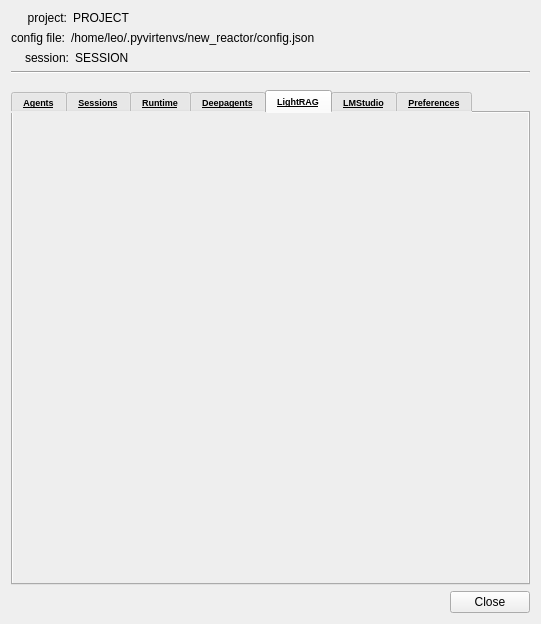
05remla/new_reactor, file ui_files/settings.ui: the form before one commit.
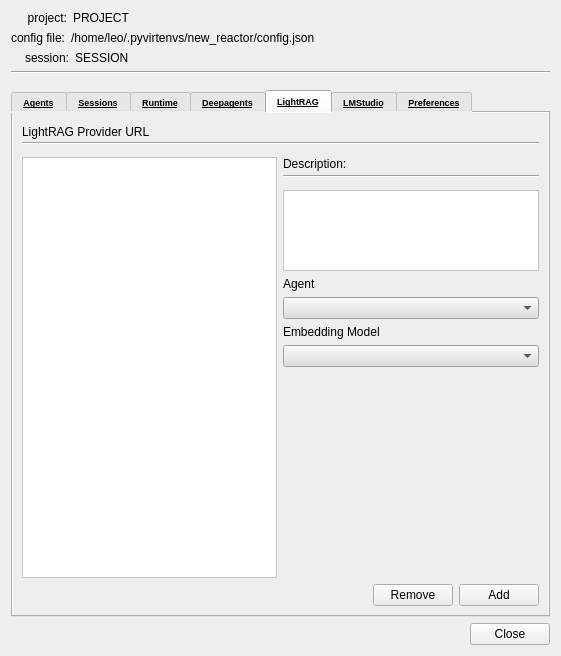
The form after the commit. The open tabs and pages were chosen to show the change.

The edit to the form file:
```diff
--- a/ui_files/settings.ui
+++ b/ui_files/settings.ui
@@ -6,8 +6,8 @@
    <rect>
     <x>0</x>
     <y>0</y>
-    <width>541</width>
-    <height>624</height>
+    <width>561</width>
+    <height>656</height>
    </rect>
   </property>
   <property name="windowTitle">
@@ -500,7 +500,204 @@
       <attribute name="title">
        <string>LightRAG</string>
       </attribute>
-      <layout class="QGridLayout" name="gridLayout_2"/>
+      <layout class="QGridLayout" name="gridLayout_5">
+       <item row="0" column="0">
+        <layout class="QVBoxLayout" name="verticalLayout_9">
+         <item>
+          <layout class="QVBoxLayout" name="verticalLayout_10">
+           <property name="spacing">
+            <number>0</number>
+           </property>
+           <property name="bottomMargin">
+            <number>6</number>
+           </property>
+           <item>
+            <layout class="QHBoxLayout" name="horizontalLayout_14">
+             <property name="spacing">
+              <number>0</number>
+             </property>
+             <item>
+              <widget class="QLabel" name="label_8">
+               <property name="text">
+                <string>LightRAG Provider URL</string>
+               </property>
+              </widget>
+             </item>
+             <item>
+              <spacer name="horizontalSpacer_12">
+               <property name="orientation">
+                <enum>Qt::Horizontal</enum>
+               </property>
+               <property name="sizeHint" stdset="0">
+                <size>
+                 <width>40</width>
+                 <height>20</height>
+                </size>
+               </property>
+              </spacer>
+             </item>
+            </layout>
+           </item>
+           <item>
+            <widget class="Line" name="line_5">
+             <property name="sizePolicy">
+              <sizepolicy hsizetype="Expanding" vsizetype="Fixed">
+               <horstretch>0</horstretch>
+               <verstretch>0</verstretch>
+              </sizepolicy>
+             </property>
+             <property name="minimumSize">
+              <size>
+               <width>40</width>
+               <height>0</height>
+              </size>
+             </property>
+             <property name="maximumSize">
+              <size>
+               <width>600</width>
+               <height>16777215</height>
+              </size>
+             </property>
+             <property name="orientation">
+              <enum>Qt::Horizontal</enum>
+             </property>
+            </widget>
+           </item>
+          </layout>
+         </item>
+         <item>
+          <layout class="QHBoxLayout" name="horizontalLayout_26">
+           <item>
+            <widget class="QListWidget" name="listWidgetLightRAGURL">
+             <property name="styleSheet">
+              <string notr="true">background-color: rgb(255, 255, 255);
+alternate-background-color: rgb(207, 207, 207);</string>
+             </property>
+             <property name="alternatingRowColors">
+              <bool>true</bool>
+             </property>
+            </widget>
+           </item>
+           <item>
+            <layout class="QVBoxLayout" name="verticalLayout_23">
+             <item>
+              <layout class="QVBoxLayout" name="verticalLayout_24">
+               <property name="spacing">
+                <number>4</number>
+               </property>
+               <property name="bottomMargin">
+                <number>6</number>
+               </property>
+               <item>
+                <widget class="QLabel" name="label_13">
+                 <property name="text">
+                  <string>Description:</string>
+                 </property>
+                </widget>
+               </item>
+               <item>
+                <widget class="Line" name="line_12">
+                 <property name="orientation">
+                  <enum>Qt::Horizontal</enum>
+                 </property>
+                </widget>
+               </item>
+              </layout>
+             </item>
+             <item>
+              <layout class="QVBoxLayout" name="verticalLayout_25">
+               <item>
+                <widget class="QPlainTextEdit" name="plainTextEditLightRAGDesc">
+                 <property name="styleSheet">
+                  <string notr="true">background-color: rgb(255, 255, 255);</string>
+                 </property>
+                </widget>
+               </item>
+               <item>
+                <widget class="QLabel" name="label_lms_model_2">
+                 <property name="text">
+                  <string>Agent</string>
+                 </property>
+                </widget>
+               </item>
+               <item>
+                <widget class="QComboBox" name="comboBoxLightRAGAgent">
+                 <property name="styleSheet">
+                  <string notr="true">selection-background-color: #be8fd3;
+background-color: rgb(221, 221, 221);
+</string>
+                 </property>
+                </widget>
+               </item>
+               <item>
+                <widget class="QLabel" name="label_4">
+                 <property name="text">
+                  <string>Embedding Model</string>
+                 </property>
+                </widget>
+               </item>
+               <item>
+                <widget class="QComboBox" name="comboBoxLightRAGEmbeddingsModel">
+                 <property name="styleSheet">
+                  <string notr="true">selection-background-color: #be8fd3;
+background-color: rgb(221, 221, 221);
+</string>
+                 </property>
+                </widget>
+               </item>
+               <item>
+                <spacer name="verticalSpacer_7">
+                 <property name="orientation">
+                  <enum>Qt::Vertical</enum>
+                 </property>
+                 <property name="sizeHint" stdset="0">
+                  <size>
+                   <width>17</width>
+                   <height>322</height>
+                  </size>
+                 </property>
+                </spacer>
+               </item>
+              </layout>
+             </item>
+            </layout>
+           </item>
+          </layout>
+         </item>
+         <item>
+          <layout class="QHBoxLayout" name="horizontalLayout_16">
+           <item>
+            <spacer name="horizontalSpacer_15">
+             <property name="orientation">
+              <enum>Qt::Horizontal</enum>
+             </property>
+             <property name="sizeHint" stdset="0">
+              <size>
+               <width>40</width>
+               <height>20</height>
+              </size>
+             </property>
+            </spacer>
+           </item>
+           <item>
+            <widget class="QPushButton" name="pushButtonLightRAGRemove">
+             <property name="text">
+              <string>Remove</string>
+             </property>
+            </widget>
+           </item>
+           <item>
+            <widget class="QPushButton" name="pushButtonLightRAGAdd">
+             <property name="text">
+              <string>Add</string>
+             </property>
+            </widget>
+           </item>
+          </layout>
+         </item>
+        </layout>
+       </item>
+      </layout>
      </widget>
      <widget class="QWidget" name="tab_6">
       <attribute name="title">
```
Left out of the diff: 2 changed lines with no effect on the pictures.
